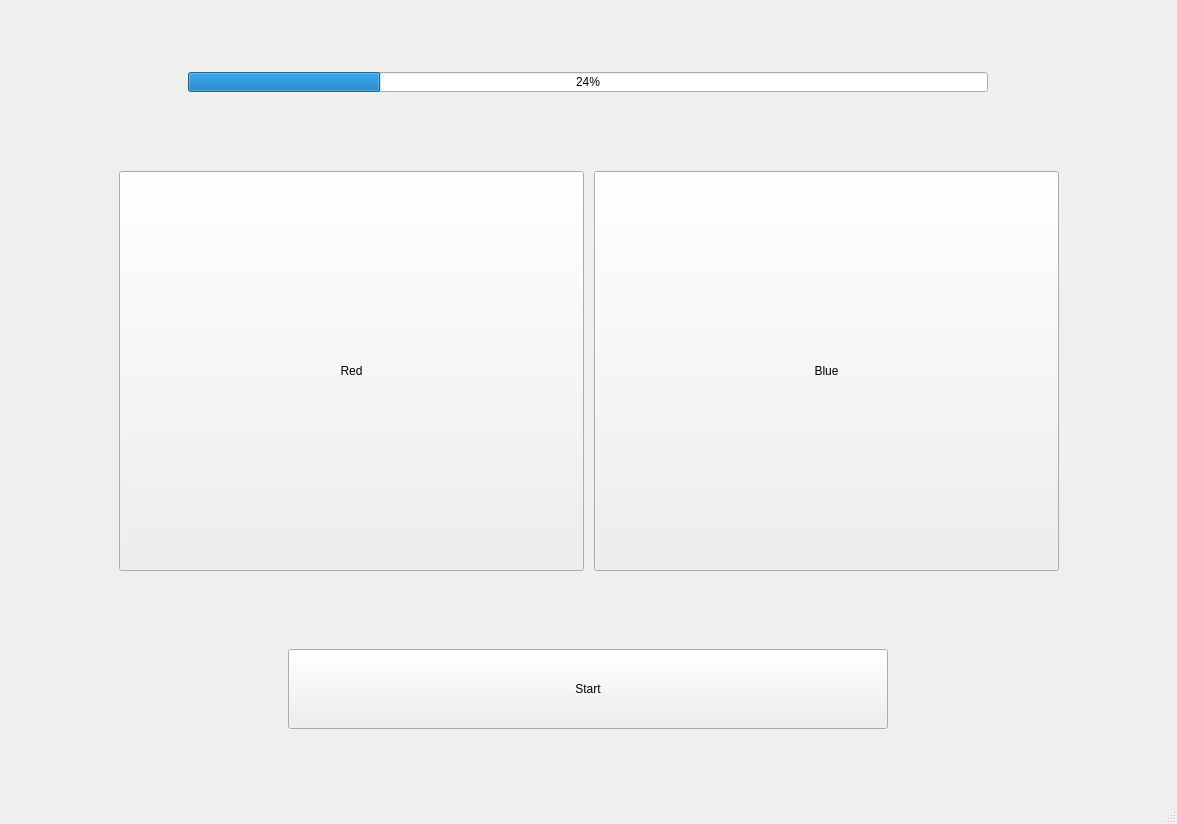
Old version of the form display.ui in the repository Cars318/CS3505_Simon.
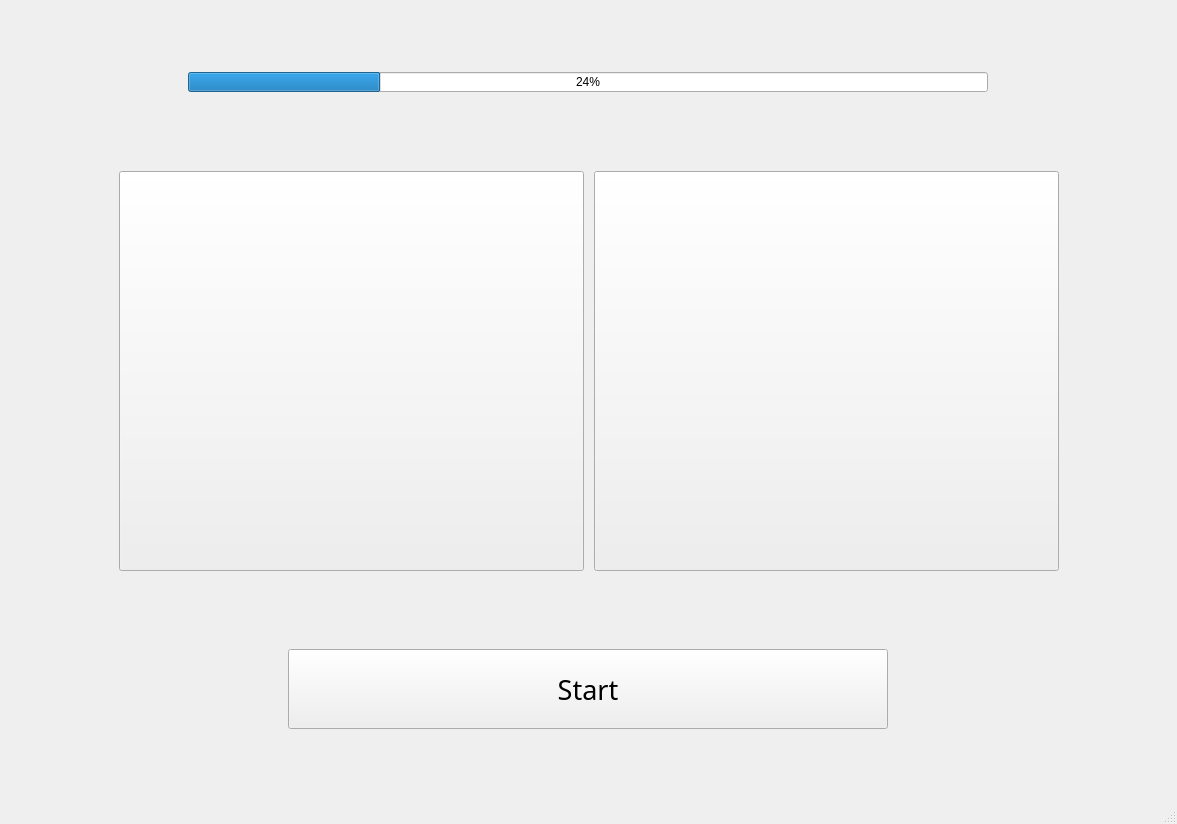
New version of the form.

Commit message:
Basic Simon Game is Fully Functioning
The basic requirements for the Simon game have been met. There is a
start button, a red and blue button, and a progress bar. A sequence will
play, speeding up and growing longer after each successful sequence
completed by the player.

"Creative" idea to-be implemented.

What changed in the file:
```diff
--- a/display.ui
+++ b/display.ui
@@ -74,6 +74,12 @@
         <height>0</height>
        </size>
       </property>
+      <property name="font">
+       <font>
+        <family>Lucida Sans</family>
+        <pointsize>20</pointsize>
+       </font>
+      </property>
       <property name="text">
        <string>Start</string>
       </property>
@@ -184,7 +190,7 @@
           </size>
          </property>
          <property name="text">
-          <string>Red</string>
+          <string/>
          </property>
         </widget>
        </item>
@@ -218,7 +224,7 @@
           </size>
          </property>
          <property name="text">
-          <string>Blue</string>
+          <string/>
          </property>
         </widget>
        </item>
```
